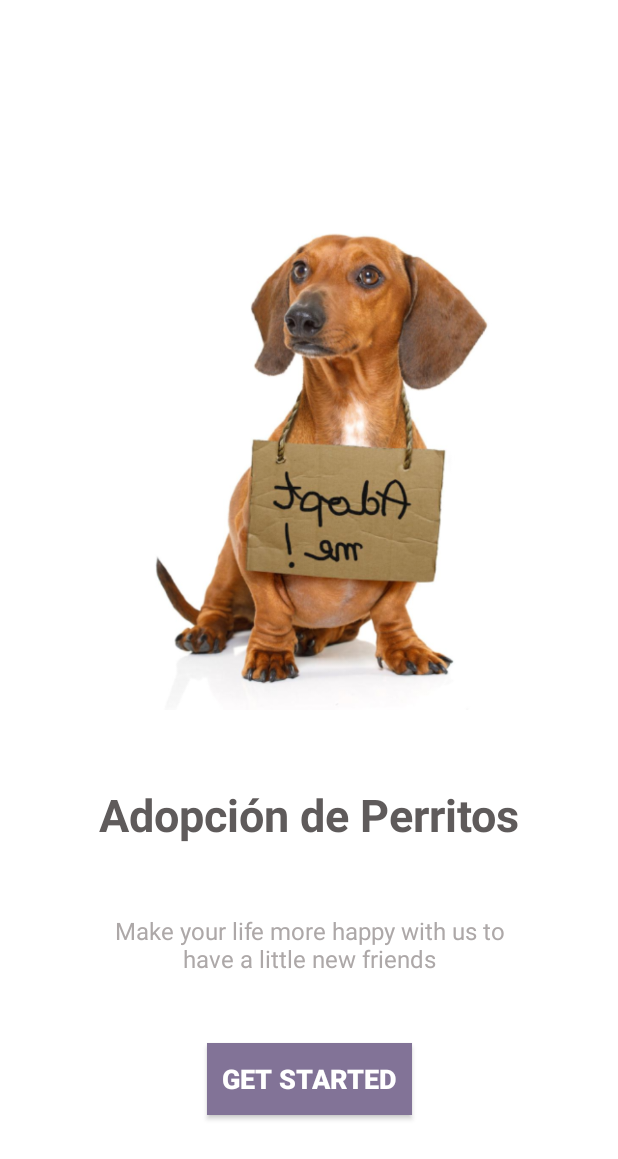
After one commit to julia-valdo/YA-C-Grupo1-Parcial-TP3-Dogs, an Android app: the layout fragment_prelogin.xml on its own in the app's theme, with its tools: preview values and no code run, on a phone screen of 412 x 824 dp. The commit adds this screen. Shown: the top 1159 px of the screen. Run offline under Robolectric (Android 15) with nearby library versions, the phone set to English and light mode, and no system bars.

Commit message:
Generación de estructura para UserEntity (incompleto) y flujo Prelogin & Login, añadí un color faltante (light_gray) en colors.xml y generé los strings para alimentar la pantalla Prelogin

```diff
--- /dev/null
+++ b/app/src/main/res/layout/fragment_login.xml
@@ -0,0 +1,6 @@
+<?xml version="1.0" encoding="utf-8"?>
+<androidx.constraintlayout.widget.ConstraintLayout xmlns:android="http://schemas.android.com/apk/res/android"
+    android:layout_width="match_parent"
+    android:layout_height="match_parent">
+
+</androidx.constraintlayout.widget.ConstraintLayout>
--- /dev/null
+++ b/app/src/main/res/layout/fragment_prelogin.xml
@@ -0,0 +1,66 @@
+<?xml version="1.0" encoding="utf-8"?>
+<androidx.constraintlayout.widget.ConstraintLayout xmlns:android="http://schemas.android.com/apk/res/android"
+    xmlns:app="http://schemas.android.com/apk/res-auto"
+    xmlns:tools="http://schemas.android.com/tools"
+    android:layout_width="match_parent"
+    android:layout_height="match_parent">
+
+
+    <ImageView
+        android:id="@+id/imgPreloginMain"
+        android:layout_width="340dp"
+        android:layout_height="340dp"
+        app:layout_constraintBottom_toBottomOf="parent"
+        app:layout_constraintEnd_toEndOf="parent"
+        app:layout_constraintHorizontal_bias="0.492"
+        app:layout_constraintStart_toStartOf="parent"
+        app:layout_constraintTop_toTopOf="parent"
+        app:layout_constraintVertical_bias="0.276"
+        app:srcCompat="@drawable/image_prelogin" />
+
+    <TextView
+        android:id="@+id/textViewPreloginHeader"
+        android:layout_width="wrap_content"
+        android:layout_height="wrap_content"
+        android:gravity="center"
+        android:text="@string/Prelogin_header"
+        android:textSize="@dimen/txt_main_title_size"
+        android:textStyle="bold"
+        android:textColor="@color/dark_grey"
+        app:layout_constraintBottom_toTopOf="@+id/btnPreloginMain"
+        app:layout_constraintEnd_toEndOf="parent"
+        app:layout_constraintStart_toStartOf="parent"
+        app:layout_constraintTop_toBottomOf="@+id/imgPreloginMain"
+        app:layout_constraintVertical_bias="0.272" />
+
+    <TextView
+        android:id="@+id/textViewPreloginDescription"
+        android:layout_width="280dp"
+        android:layout_height="50dp"
+        android:gravity="center"
+        android:text="@string/Prelogin_description"
+        android:textColor="@color/light_grey"
+        android:textSize="@dimen/txt_paragraph_size"
+        app:layout_constraintBottom_toTopOf="@+id/btnPreloginMain"
+        app:layout_constraintEnd_toEndOf="parent"
+        app:layout_constraintStart_toStartOf="parent"
+        app:layout_constraintTop_toBottomOf="@+id/textViewPreloginHeader" />
+
+    <Button
+        android:id="@+id/btnPreloginMain"
+        android:layout_width="wrap_content"
+        android:layout_height="wrap_content"
+        android:gravity="center"
+        android:text="@string/Prelogin_getStarted"
+        android:textSize="@dimen/txt_button_size"
+        android:textStyle="bold"
+        android:drawablePadding="10dp"
+        android:padding="10dp"
+        android:background="@color/purple"
+        android:textColor="@color/white"
+        app:layout_constraintBottom_toBottomOf="parent"
+        app:layout_constraintEnd_toEndOf="parent"
+        app:layout_constraintStart_toStartOf="parent"
+        app:layout_constraintTop_toBottomOf="@+id/imgPreloginMain"
+        app:layout_constraintVertical_bias="0.734" />
+</androidx.constraintlayout.widget.ConstraintLayout>
--- a/app/src/main/res/values/colors.xml
+++ b/app/src/main/res/values/colors.xml
@@ -3,6 +3,7 @@
     <color name="purple">#827397</color>
     <color name="blue">#1B72C0</color>
     <color name="dark_blue">#001D42</color>
+    <color name="light_grey">#ADA8A8</color>
     <color name="dark_grey">#5F5B5B</color>
     <color name="darkest_grey">#131313</color>
     <color name="grey">#C4C3C3</color>
--- /dev/null
+++ b/app/src/main/res/values/strings_prelogin.xml
@@ -0,0 +1,6 @@
+<?xml version="1.0" encoding="utf-8"?>
+<resources>
+    <string name="Prelogin_header">Adopción de Perritos</string>
+    <string name="Prelogin_description">Make your life more happy with us to have a little new friends</string>
+    <string name="Prelogin_getStarted">Get Started</string>
+</resources>
```
Also changed, not shown: app/src/main/java/team/ya/c/grupo1/dogit/entities/UserEntity.kt (added, +51 -0 lines), app/src/main/res/drawable/image_prelogin.png (added).
